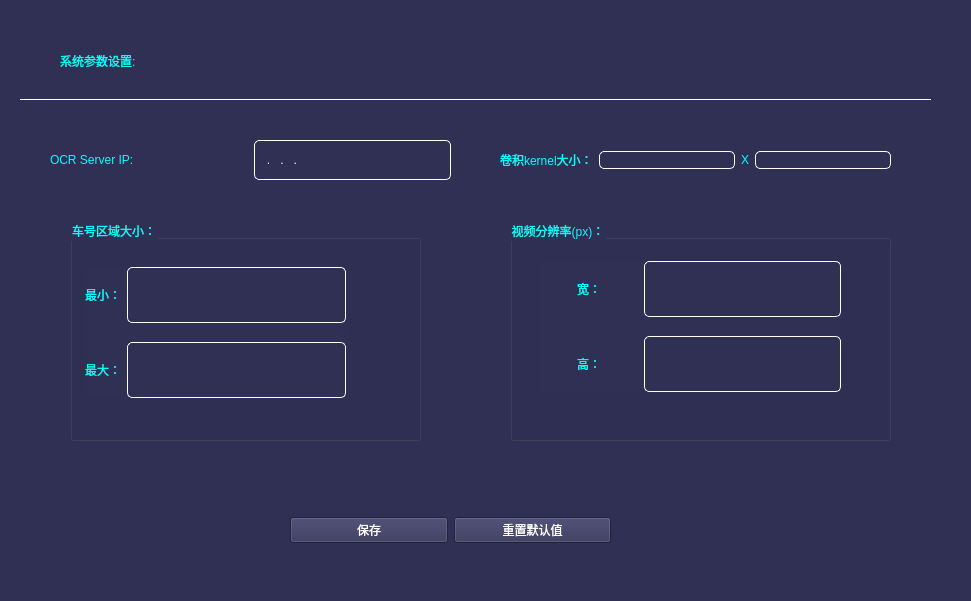
Qt form pramaSetup.ui (yangyi1976/visualProductPass) before a commit.
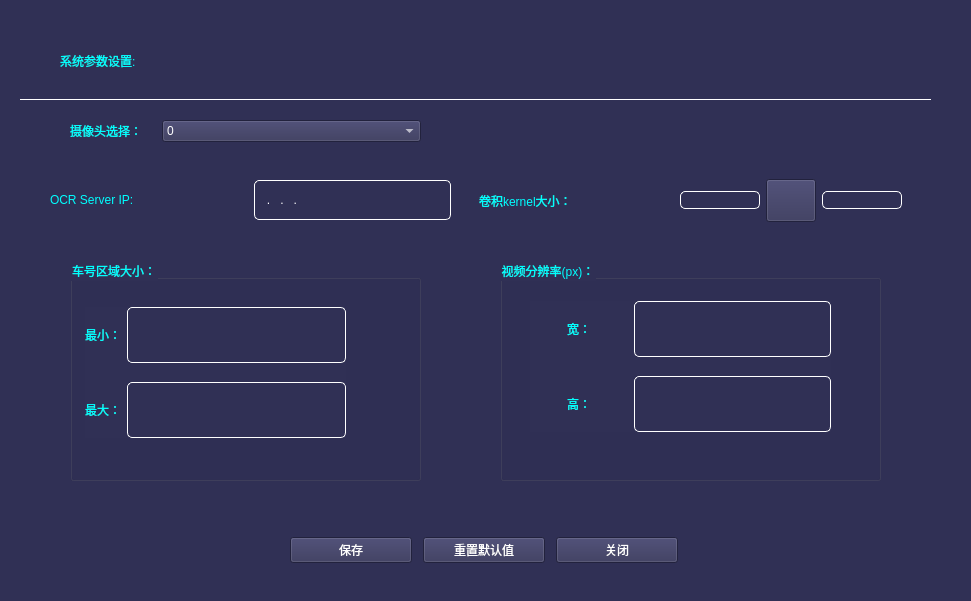
The same form after that commit.

The edit to the form file:
```diff
--- a/pramaSetup.ui
+++ b/pramaSetup.ui
@@ -57,8 +57,8 @@
   <widget class="QGroupBox" name="groupBox_2">
    <property name="geometry">
     <rect>
-     <x>510</x>
-     <y>220</y>
+     <x>500</x>
+     <y>260</y>
      <width>381</width>
      <height>221</height>
     </rect>
@@ -166,8 +166,8 @@
    <property name="geometry">
     <rect>
      <x>290</x>
-     <y>490</y>
-     <width>321</width>
+     <y>510</y>
+     <width>388</width>
      <height>81</height>
     </rect>
    </property>
@@ -186,6 +186,22 @@
       </property>
      </widget>
     </item>
+    <item>
+     <spacer name="horizontalSpacer">
+      <property name="orientation">
+       <enum>Qt::Horizontal</enum>
+      </property>
+      <property name="sizeType">
+       <enum>QSizePolicy::Preferred</enum>
+      </property>
+      <property name="sizeHint" stdset="0">
+       <size>
+        <width>5</width>
+        <height>76</height>
+       </size>
+      </property>
+     </spacer>
+    </item>
     <item>
      <widget class="QPushButton" name="btnDefault">
       <property name="styleSheet">
@@ -198,13 +214,41 @@
       </property>
      </widget>
     </item>
+    <item>
+     <spacer name="horizontalSpacer_2">
+      <property name="orientation">
+       <enum>Qt::Horizontal</enum>
+      </property>
+      <property name="sizeType">
+       <enum>QSizePolicy::Preferred</enum>
+      </property>
+      <property name="sizeHint" stdset="0">
+       <size>
+        <width>5</width>
+        <height>20</height>
+       </size>
+      </property>
+     </spacer>
+    </item>
+    <item>
+     <widget class="QPushButton" name="btnClose">
+      <property name="styleSheet">
+       <string notr="true">QPushButton {font: 75 20pt &quot;微软雅黑&quot;;
+	color: rgb(255, 255, 255);}
+</string>
+      </property>
+      <property name="text">
+       <string>关闭</string>
+      </property>
+     </widget>
+    </item>
    </layout>
   </widget>
   <widget class="QGroupBox" name="groupBox">
    <property name="geometry">
     <rect>
      <x>70</x>
-     <y>220</y>
+     <y>260</y>
      <width>351</width>
      <height>221</height>
     </rect>
@@ -292,13 +336,13 @@
     </layout>
    </widget>
   </widget>
-  <widget class="QWidget" name="layoutWidget">
+  <widget class="QFrame" name="frame">
    <property name="geometry">
     <rect>
-     <x>500</x>
-     <y>140</y>
-     <width>391</width>
-     <height>40</height>
+     <x>470</x>
+     <y>170</y>
+     <width>441</width>
+     <height>61</height>
     </rect>
    </property>
    <layout class="QHBoxLayout" name="horizontalLayout_3">
@@ -313,20 +357,61 @@
      </widget>
     </item>
     <item>
-     <widget class="QLineEdit" name="lnKernelWidth"/>
+     <widget class="QLineEdit" name="lnKernelWidth">
+      <property name="maximumSize">
+       <size>
+        <width>80</width>
+        <height>16777215</height>
+       </size>
+      </property>
+     </widget>
     </item>
     <item>
-     <widget class="QLabel" name="label_8">
-      <property name="styleSheet">
-       <string notr="true">font: 16pt &quot;黑体&quot;;</string>
+     <widget class="QPushButton" name="btnSwitch">
+      <property name="sizePolicy">
+       <sizepolicy hsizetype="Preferred" vsizetype="Preferred">
+        <horstretch>3</horstretch>
+        <verstretch>0</verstretch>
+       </sizepolicy>
+      </property>
+      <property name="minimumSize">
+       <size>
+        <width>32</width>
+        <height>32</height>
+       </size>
+      </property>
+      <property name="maximumSize">
+       <size>
+        <width>50</width>
+        <height>50</height>
+       </size>
       </property>
       <property name="text">
-       <string>X</string>
+       <string/>
       </property>
      </widget>
     </item>
     <item>
-     <widget class="QLineEdit" name="lnKernelHeight"/>
+     <widget class="QLineEdit" name="lnKernelHeight">
+      <property name="sizePolicy">
+       <sizepolicy hsizetype="Preferred" vsizetype="Fixed">
+        <horstretch>0</horstretch>
+        <verstretch>0</verstretch>
+       </sizepolicy>
+      </property>
+      <property name="minimumSize">
+       <size>
+        <width>40</width>
+        <height>0</height>
+       </size>
+      </property>
+      <property name="maximumSize">
+       <size>
+        <width>80</width>
+        <height>16777215</height>
+       </size>
+      </property>
+     </widget>
     </item>
    </layout>
   </widget>
@@ -334,7 +419,7 @@
    <property name="geometry">
     <rect>
      <x>50</x>
-     <y>140</y>
+     <y>180</y>
      <width>401</width>
      <height>40</height>
     </rect>
@@ -371,6 +456,103 @@
     </item>
    </layout>
   </widget>
+  <widget class="QWidget" name="formLayoutWidget">
+   <property name="geometry">
+    <rect>
+     <x>50</x>
+     <y>120</y>
+     <width>411</width>
+     <height>51</height>
+    </rect>
+   </property>
+   <layout class="QFormLayout" name="formLayout_3">
+    <property name="sizeConstraint">
+     <enum>QLayout::SetDefaultConstraint</enum>
+    </property>
+    <property name="rowWrapPolicy">
+     <enum>QFormLayout::DontWrapRows</enum>
+    </property>
+    <property name="horizontalSpacing">
+     <number>20</number>
+    </property>
+    <property name="leftMargin">
+     <number>20</number>
+    </property>
+    <property name="rightMargin">
+     <number>40</number>
+    </property>
+    <item row="0" column="0">
+     <widget class="QLabel" name="label_9">
+      <property name="sizePolicy">
+       <sizepolicy hsizetype="Preferred" vsizetype="Preferred">
+        <horstretch>1</horstretch>
+        <verstretch>0</verstretch>
+       </sizepolicy>
+      </property>
+      <property name="styleSheet">
+       <string notr="true">font: 16pt &quot;黑体&quot;;</string>
+      </property>
+      <property name="text">
+       <string>摄像头选择：</string>
+      </property>
+      <property name="alignment">
+       <set>Qt::AlignCenter</set>
+      </property>
+     </widget>
+    </item>
+    <item row="0" column="1">
+     <widget class="QComboBox" name="comCameraIndx">
+      <property name="sizePolicy">
+       <sizepolicy hsizetype="Preferred" vsizetype="Fixed">
+        <horstretch>1</horstretch>
+        <verstretch>0</verstretch>
+       </sizepolicy>
+      </property>
+      <property name="styleSheet">
+       <string notr="true">color: rgb(255, 255, 255);
+font: 75 18pt &quot;微软雅黑&quot;;
+background-color: rgb(48, 48, 85);
+ </string>
+      </property>
+      <item>
+       <property name="text">
+        <string>0</string>
+       </property>
+      </item>
+      <item>
+       <property name="text">
+        <string>1</string>
+       </property>
+      </item>
+      <item>
+       <property name="text">
+        <string>2</string>
+       </property>
+      </item>
+      <item>
+       <property name="text">
+        <string>3</string>
+       </property>
+      </item>
+      <item>
+       <property name="text">
+        <string>4</string>
+       </property>
+      </item>
+      <item>
+       <property name="text">
+        <string>5</string>
+       </property>
+      </item>
+      <item>
+       <property name="text">
+        <string>6</string>
+       </property>
+      </item>
+     </widget>
+    </item>
+   </layout>
+  </widget>
  </widget>
  <resources/>
  <connections/>
```
